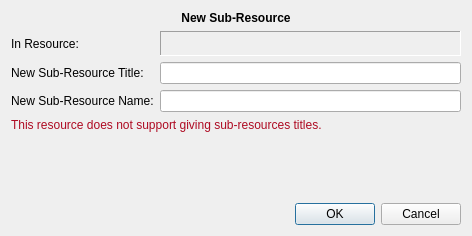
Above: src/klflibnewsubresdlg.ui from CryFeiFei/klatexformula before the change. Below: the same form after it.
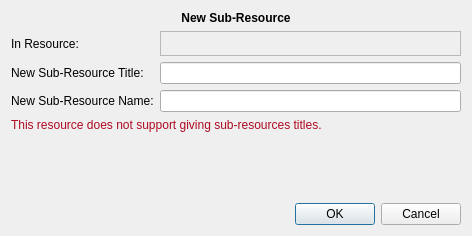
That is the form after the change. Icons and pictures are not drawn.

What changed in the file:
```diff
--- a/src/klflibnewsubresdlg.ui
+++ b/src/klflibnewsubresdlg.ui
@@ -65,7 +65,7 @@
       </size>
      </property>
      <property name="frameShape">
-      <enum>QFrame::Panel</enum>
+      <enum>QFrame::StyledPanel</enum>
      </property>
      <property name="frameShadow">
       <enum>QFrame::Sunken</enum>
```
Left out of the diff: 2 changed lines with no effect on the pictures.
